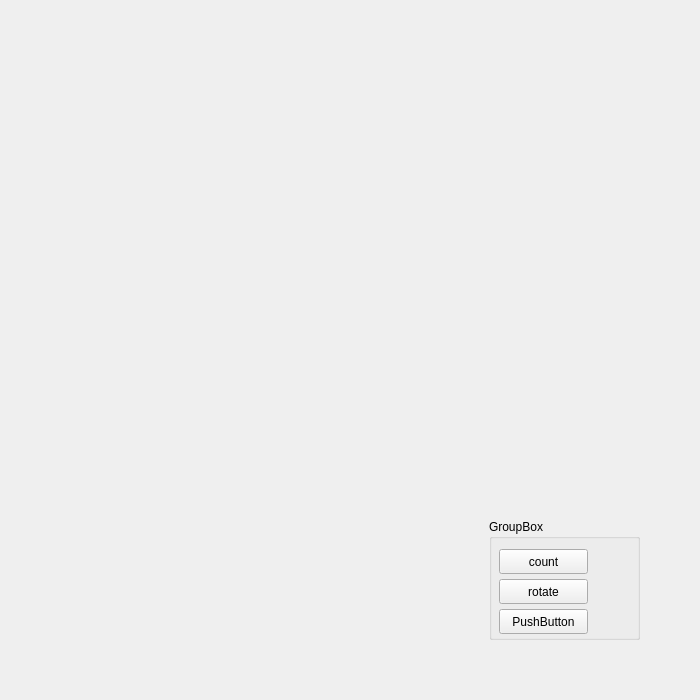
First picture: the form in renderarea.ui, repository oliversssf2/ui_app, before the edit.
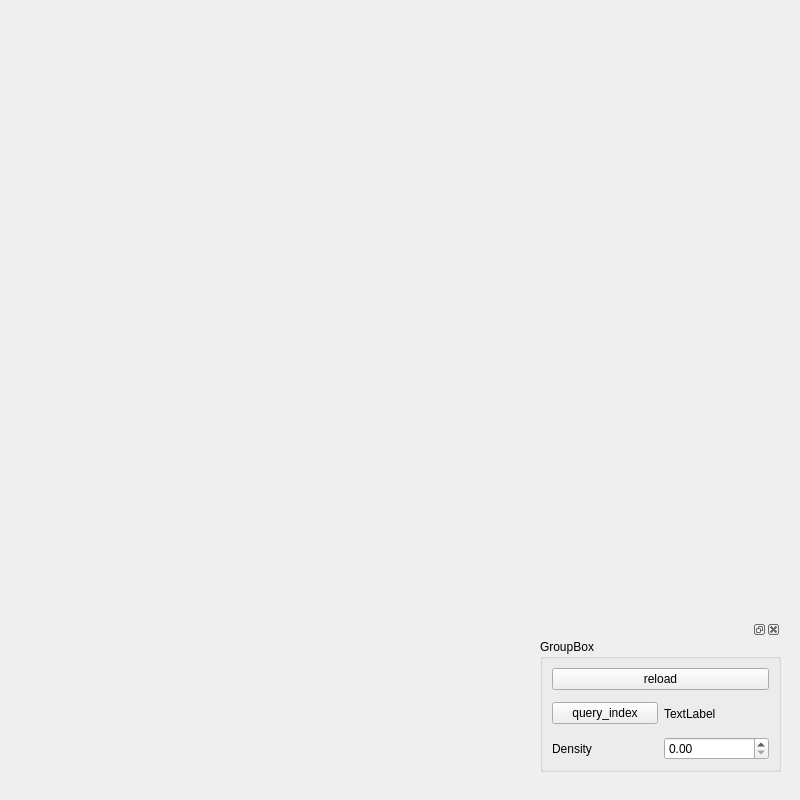
Second picture: the form after the edit.

What changed in the file:
```diff
--- a/renderarea.ui
+++ b/renderarea.ui
@@ -6,8 +6,8 @@
    <rect>
     <x>0</x>
     <y>0</y>
-    <width>700</width>
-    <height>700</height>
+    <width>800</width>
+    <height>800</height>
    </rect>
   </property>
   <property name="minimumSize">
@@ -19,56 +19,80 @@
   <property name="windowTitle">
    <string>Form</string>
   </property>
+  <widget class="QDockWidget" name="dockWidget">
+   <property name="geometry">
+    <rect>
+     <x>540</x>
+     <y>620</y>
+     <width>241</width>
+     <height>161</height>
+    </rect>
+   </property>
+   <widget class="QWidget" name="dockWidgetContents">
   <widget class="QGroupBox" name="groupBox">
    <property name="geometry">
     <rect>
-     <x>489</x>
-     <y>519</y>
-     <width>151</width>
-     <height>121</height>
-    </rect>
-   </property>
+       <x>0</x>
+       <y>0</y>
+       <width>241</width>
+       <height>133</height>
+      </rect>
+     </property>
+     <property name="sizePolicy">
+      <sizepolicy hsizetype="Preferred" vsizetype="Preferred">
+       <horstretch>0</horstretch>
+       <verstretch>0</verstretch>
+      </sizepolicy>
+     </property>
    <property name="title">
     <string>GroupBox</string>
    </property>
+     <layout class="QVBoxLayout" name="verticalLayout">
+      <item>
    <widget class="QPushButton" name="pushButton">
-    <property name="geometry">
-     <rect>
-      <x>10</x>
-      <y>30</y>
-      <width>89</width>
-      <height>25</height>
-     </rect>
-    </property>
     <property name="text">
-     <string>count</string>
-    </property>
-   </widget>
+         <string>reload</string>
+        </property>
+       </widget>
+      </item>
+      <item>
+       <layout class="QHBoxLayout" name="horizontalLayout_3">
+        <item>
    <widget class="QPushButton" name="pushButton_2">
-    <property name="geometry">
-     <rect>
-      <x>10</x>
-      <y>60</y>
-      <width>89</width>
-      <height>25</height>
-     </rect>
-    </property>
     <property name="text">
-     <string>rotate</string>
-    </property>
-   </widget>
-   <widget class="QPushButton" name="pushButton_3">
-    <property name="geometry">
-     <rect>
-      <x>10</x>
-      <y>90</y>
-      <width>89</width>
-      <height>25</height>
-     </rect>
-    </property>
+           <string>query_index</string>
+          </property>
+         </widget>
+        </item>
+        <item>
+         <widget class="QLabel" name="label_2">
+          <property name="text">
+           <string>TextLabel</string>
+          </property>
+         </widget>
+        </item>
+       </layout>
+      </item>
+      <item>
+       <layout class="QHBoxLayout" name="horizontalLayout">
+        <item>
+         <widget class="QLabel" name="label">
     <property name="text">
-     <string>PushButton</string>
-    </property>
+           <string>Density</string>
+          </property>
+         </widget>
+        </item>
+        <item>
+         <widget class="QDoubleSpinBox" name="doubleSpinBox">
+          <property name="singleStep">
+           <double>0.500000000000000</double>
+          </property>
+         </widget>
+        </item>
+       </layout>
+      </item>
+     </layout>
+    </widget>
    </widget>
   </widget>
  </widget>
```
Lines whose indentation alone changed are shown as unchanged.
